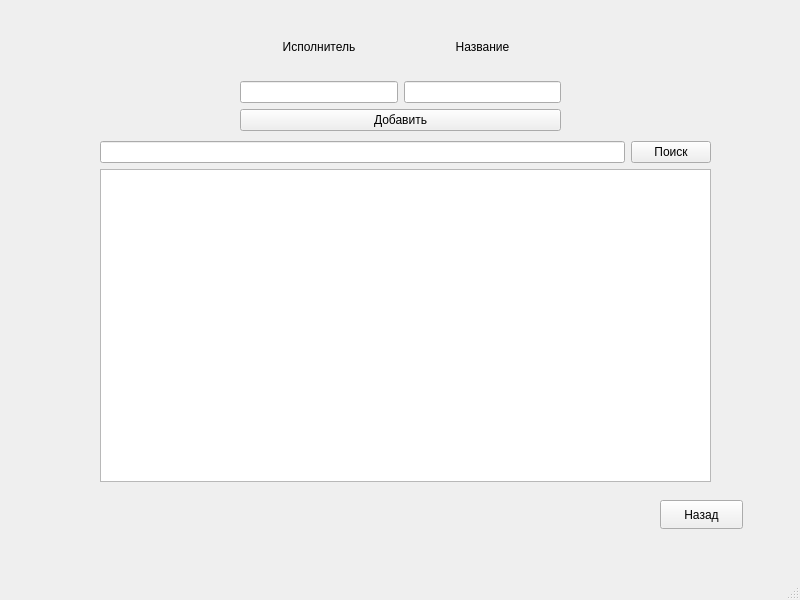
Qt form ui/mainwindow.ui (vernolll/MusicTogether-App) before a commit.
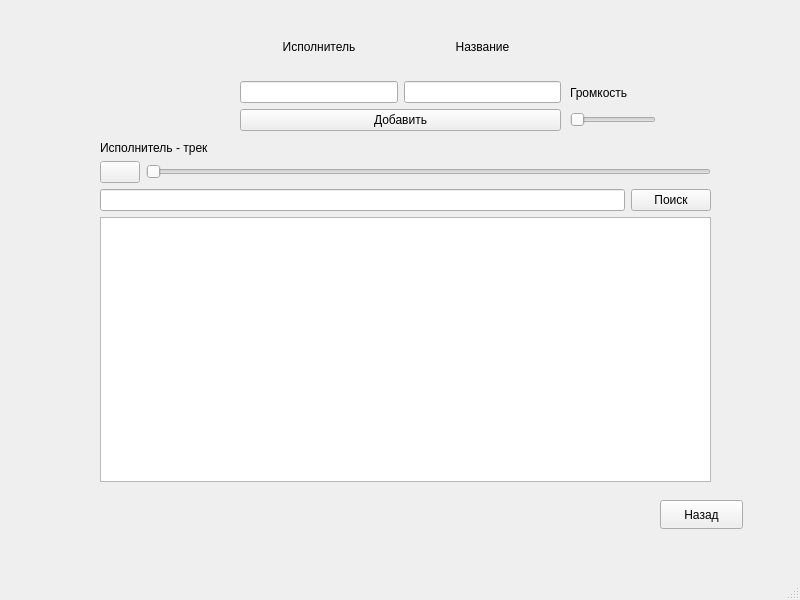
The same form after that commit. The open tabs and pages were chosen to show the change.

```diff
--- a/ui/mainwindow.ui
+++ b/ui/mainwindow.ui
@@ -361,6 +361,31 @@
        </rect>
       </property>
       <layout class="QVBoxLayout" name="verticalLayout_3">
+       <item>
+        <widget class="QLabel" name="label_artist_music">
+         <property name="text">
+          <string>Исполнитель - трек</string>
+         </property>
+        </widget>
+       </item>
+       <item>
+        <layout class="QHBoxLayout" name="horizontalLayout_4">
+         <item>
+          <widget class="QPushButton" name="pushButton_play">
+           <property name="text">
+            <string/>
+           </property>
+          </widget>
+         </item>
+         <item>
+          <widget class="QSlider" name="horizontalSlider_music">
+           <property name="orientation">
+            <enum>Qt::Orientation::Horizontal</enum>
+           </property>
+          </widget>
+         </item>
+        </layout>
+       </item>
        <item>
         <layout class="QHBoxLayout" name="horizontalLayout_3">
          <item>
@@ -380,6 +405,32 @@
        </item>
       </layout>
      </widget>
+     <widget class="QWidget" name="">
+      <property name="geometry">
+       <rect>
+        <x>570</x>
+        <y>80</y>
+        <width>86</width>
+        <height>47</height>
+       </rect>
+      </property>
+      <layout class="QVBoxLayout" name="verticalLayout_7">
+       <item>
+        <widget class="QLabel" name="label_3">
+         <property name="text">
+          <string>Громкость</string>
+         </property>
+        </widget>
+       </item>
+       <item>
+        <widget class="QSlider" name="horizontalSlider_volume">
+         <property name="orientation">
+          <enum>Qt::Orientation::Horizontal</enum>
+         </property>
+        </widget>
+       </item>
+      </layout>
+     </widget>
     </widget>
    </widget>
   </widget>
```
Left out of the diff: 2 changed lines with no effect on the pictures.
